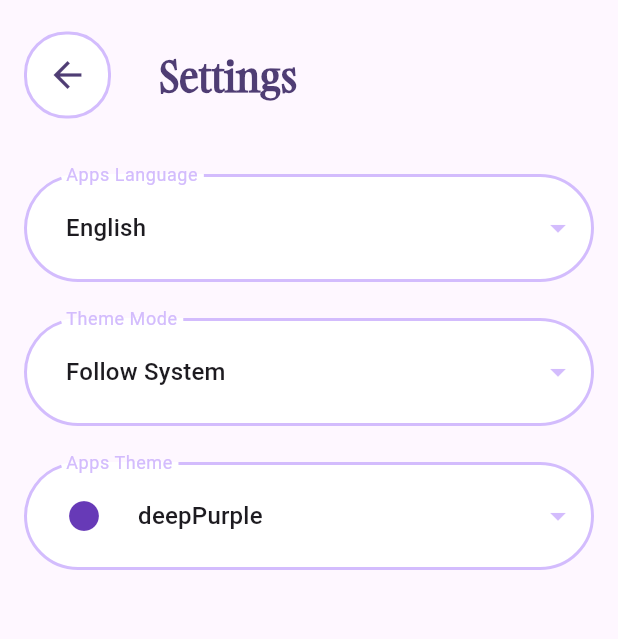
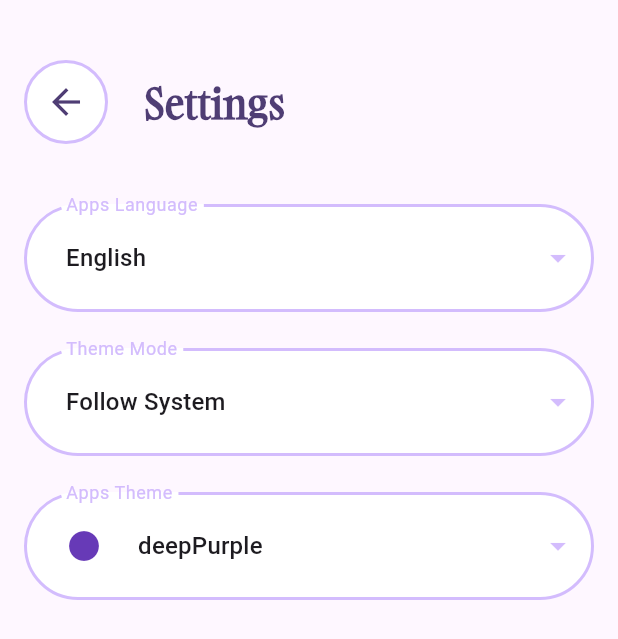
Before and after one commit to MoazSalem/Flutter_Pills_Reminder, a Flutter app: the SettingsScreen screen opened directly, on a phone screen of 412 x 824 dp. Shown: the top 639 px of the screen. Run offline on Flutter 3.47's test engine with Material 3 defaults, Android fonts, the phone set to English and light mode, and no system bars; our stand-ins replace flutter_local_notifications, flutter_timezone, get, hive_ce_flutter, permission_handler, timezone; accounts and stored records are empty; statements that could not run were skipped.

Commit message:
Change some vertical paddings

```diff
--- a/lib/core/widgets/custom_appbar.dart
+++ b/lib/core/widgets/custom_appbar.dart
@@ -11,7 +11,10 @@ class CustomAppbar extends StatelessWidget {
   Widget build(BuildContext context) {
     final theme = Theme.of(context).colorScheme;
     return Padding(
-      padding: const EdgeInsets.symmetric(vertical: AppSizes.normalPadding),
+      padding: const EdgeInsets.only(
+        top: AppSizes.largePadding,
+        bottom: AppSizes.normalPadding,
+      ),
       child: Row(
         mainAxisAlignment: MainAxisAlignment.spaceBetween,
         children: [
--- a/lib/features/medications/presentation/screens/main_screen/widgets/medication_list.dart
+++ b/lib/features/medications/presentation/screens/main_screen/widgets/medication_list.dart
@@ -11,7 +11,7 @@ class MedicationList extends StatelessWidget {
     return Padding(
       padding: const EdgeInsets.symmetric(
         horizontal: AppSizes.largePadding,
-        vertical: AppSizes.normalPadding,
+        vertical: AppSizes.tinyPadding,
       ),
       child: ListView.separated(
         separatorBuilder: (context, index) => const SizedBox(height: 10),
--- a/lib/features/settings/presentation/screens/settings.dart
+++ b/lib/features/settings/presentation/screens/settings.dart
@@ -15,12 +15,12 @@ class SettingsScreen extends StatelessWidget {
     final themeController = Get.find<SettingsController>();
     return Scaffold(
       backgroundColor: theme.surface,
-      appBar: customAppBar(theme: theme),
       body: Padding(
         padding: const EdgeInsets.all(AppSizes.normalPadding),
         child: Column(
           spacing: AppSizes.largePadding,
           children: [
+            CustomAppBar(),
             CustomDropDown(
               label: 'appLange'.tr,
               value: themeController.locale.value.languageCode,
--- a/lib/features/settings/presentation/widgets/custom_app_bar.dart
+++ b/lib/features/settings/presentation/widgets/custom_app_bar.dart
@@ -4,16 +4,22 @@ import 'package:pills_reminder/core/styles/sizes.dart';
 import 'package:pills_reminder/core/styles/styles.dart';
 import 'package:pills_reminder/core/widgets/custom_button.dart';
 
-PreferredSizeWidget customAppBar({required ColorScheme theme}) {
-  return AppBar(
-    automaticallyImplyLeading: false,
-    leadingWidth: 90,
-    leading: Padding(
-      padding: const EdgeInsets.symmetric(
-        vertical: AppSizes.normalPadding + 5,
-        horizontal: AppSizes.normalPadding,
+class CustomAppBar extends StatelessWidget {
+  const CustomAppBar({super.key});
+
+  @override
+  Widget build(BuildContext context) {
+    final theme = Theme.of(context).colorScheme;
+    return Padding(
+      padding: const EdgeInsets.only(
+        top: AppSizes.largePadding,
+        bottom: AppSizes.normalPadding,
       ),
-      child: CustomButton(
+      child: Row(
+        crossAxisAlignment: CrossAxisAlignment.center,
+        spacing: AppSizes.largePadding,
+        children: [
+          CustomButton(
             icon: Icon(
               Icons.arrow_back,
               size: AppSizes.largeIconSize,
@@ -21,14 +27,15 @@ PreferredSizeWidget customAppBar({required ColorScheme theme}) {
             ),
             onTap: () => Get.back(),
           ),
-    ),
-    title: Text(
+          Text(
             'settings'.tr,
             style: AppStyles.title.copyWith(
               color: theme.onPrimaryContainer,
               fontSize: AppSizes.titleTextSize,
             ),
           ),
-    toolbarHeight: AppSizes.appBarHeight,
+        ],
+      ),
     );
   }
+}
```
Lines whose indentation alone changed are shown as unchanged.
